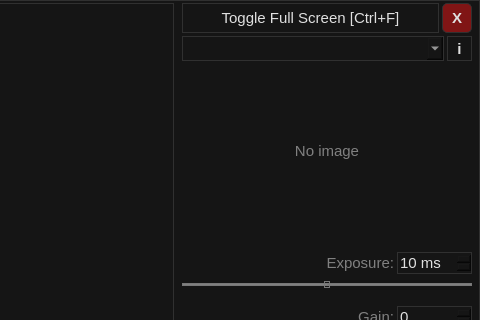
Old version of the form mainframe.ui in the repository aleksey-ka/OpenAP-AstroPhotography; both pictures show x 834 to 1314 and y 0 to 320 of the 1314 by 819 pixel window.
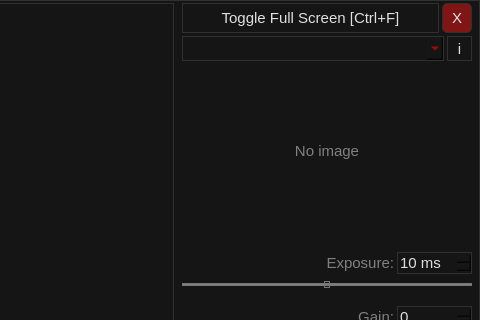
New version of the form.

Commit message: Fixing colors in camera selection combo box on Raspberry Pi

What changed in the file:
```diff
--- a/mainframe.ui
+++ b/mainframe.ui
@@ -195,8 +195,6 @@
             <property name="font">
              <font>
               <pointsize>-1</pointsize>
-              <weight>75</weight>
-              <bold>true</bold>
              </font>
             </property>
             <property name="toolTip">
@@ -263,6 +261,15 @@
               <height>25</height>
              </size>
             </property>
+            <property name="styleSheet">
+             <string notr="true">QComboBox {
+	color: red; 
+	font-weight: bold;
+}</string>
+            </property>
+            <property name="editable">
+             <bool>true</bool>
+            </property>
             <property name="frame">
              <bool>true</bool>
             </property>
@@ -279,8 +286,6 @@
             <property name="font">
              <font>
               <pointsize>-1</pointsize>
-              <weight>75</weight>
-              <bold>true</bold>
              </font>
             </property>
             <property name="text">
```
The commit also changes 1 other file.
